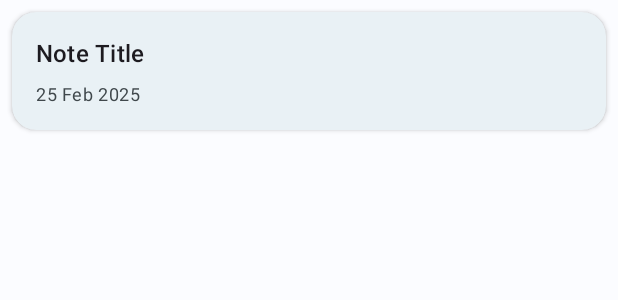
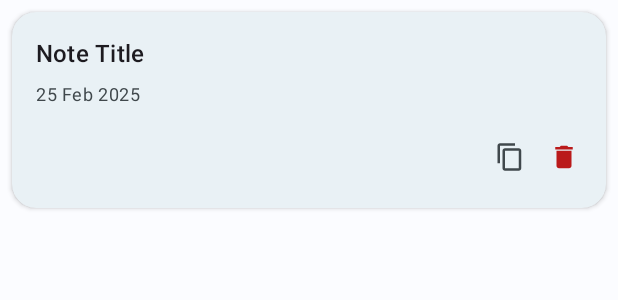
Before and after one commit to syaokifaradisa9/sqllite_notes, an Android app: the layout item_note.xml on its own in the app's theme, with its tools: preview values and no code run, on a phone screen of 412 x 824 dp. Shown: the top 300 px of the screen. Run offline under Robolectric (Android 15) with nearby library versions, the phone set to English and light mode, and no system bars.

Commit message:
feat: add duplicate note

```diff
--- a/app/src/main/res/layout/item_note.xml
+++ b/app/src/main/res/layout/item_note.xml
@@ -36,6 +36,36 @@
             android:textColor="?attr/colorOnSurfaceVariant"
             tools:text="25 Feb 2025" />
 
+        <!-- Action buttons container -->
+        <LinearLayout
+            android:layout_width="match_parent"
+            android:layout_height="wrap_content"
+            android:layout_marginTop="16dp"
+            android:gravity="end"
+            android:orientation="horizontal">
+
+            <!-- Duplicate Button -->
+            <com.google.android.material.button.MaterialButton
+                android:id="@+id/btn_duplicate"
+                style="@style/Widget.Material3.Button.IconButton"
+                android:layout_width="36dp"
+                android:layout_height="36dp"
+                android:contentDescription="Duplikat"
+                app:icon="@drawable/baseline_content_copy_24"
+                app:iconSize="20dp"
+                app:iconTint="?attr/colorOnSurfaceVariant" />
+
+            <!-- Delete Button -->
+            <com.google.android.material.button.MaterialButton
+                android:id="@+id/btn_delete"
+                style="@style/Widget.Material3.Button.IconButton"
+                android:layout_width="36dp"
+                android:layout_height="36dp"
+                android:contentDescription="Hapus"
+                app:icon="@drawable/baseline_auto_delete_24"
+                app:iconSize="20dp"
+                app:iconTint="?attr/colorError" />
+        </LinearLayout>
     </LinearLayout>
 
 </com.google.android.material.card.MaterialCardView>
```
Also changed, not shown: app/src/main/java/com/example/sqllite_notes/MainActivity.kt (+104 -139 lines), app/src/main/java/com/example/sqllite_notes/adapters/NoteAdapter.kt (+18 -70 lines).
